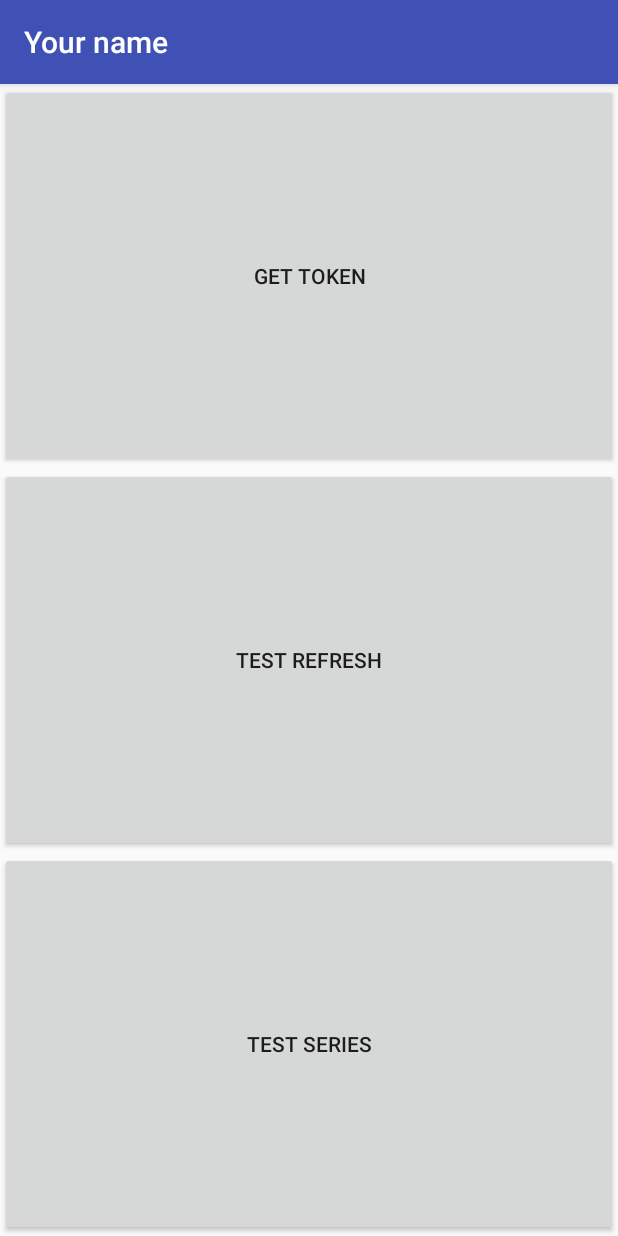
After one commit to Tinwork/YourName, an Android app: the NetworkActivity screen opened directly, with no data from a screen before it, on a phone screen of 412 x 824 dp. The commit adds this screen. Run offline under Robolectric (Android 15) with nearby library versions, the phone set to English and light mode, and no system bars.

Commit message:
Preparing the groundwork for the Network package
- Polishing Token request
- Pass test APIs method to a single Activity
- Fix authorization headers for GET request
- Add /search/series APIs as an Exemple for Object -> Array JSON response
- Preparing a retry mode in case of a AuthFailure

```diff
--- a/app/src/main/AndroidManifest.xml
+++ b/app/src/main/AndroidManifest.xml
@@ -18,7 +18,8 @@
                 <category android:name="android.intent.category.LAUNCHER" />
             </intent-filter>
         </activity>
-        <activity android:name=".FilmDetails.FilmDetails"></activity>
+        <activity android:name=".filmDetails.FilmDetails" />
+        <activity android:name=".networkTest.NetworkActivity"></activity>
     </application>
 
 </manifest>
--- a/app/src/main/java/com/yellowman/tinwork/yourname/FilmDetails/FilmDetails.java
+++ b/app/src/main/java/com/yellowman/tinwork/yourname/filmDetails/FilmDetails.java
@@ -1,4 +1,4 @@
-package com.yellowman.tinwork.yourname.FilmDetails;
+package com.yellowman.tinwork.yourname.filmDetails;
 
 import android.support.v7.app.AppCompatActivity;
 import android.os.Bundle;
--- a/app/src/main/java/com/yellowman/tinwork/yourname/model/Token.java
+++ b/app/src/main/java/com/yellowman/tinwork/yourname/model/Token.java
@@ -8,6 +8,7 @@ package com.yellowman.tinwork.yourname.model;
  */
 
 public class Token {
+
 
     private String token;
 
--- a/app/src/main/java/com/yellowman/tinwork/yourname/network/api/Routes.java
+++ b/app/src/main/java/com/yellowman/tinwork/yourname/network/api/Routes.java
@@ -13,6 +13,10 @@ package com.yellowman.tinwork.yourname.network.api;
 public class Routes {
     private static final String PREFIX = "https://api.thetvdb.com";
 
+    // User auth
     public static final String LOGIN = PREFIX+"/login";
     public static final String REFRESH_TOKEN = PREFIX+"/refresh_token";
+
+    // Series
+    public static final String SEARCH_SERIES = PREFIX+"/search/series";
 }
--- a/app/src/main/java/com/yellowman/tinwork/yourname/network/api/user/UserToken.java
+++ b/app/src/main/java/com/yellowman/tinwork/yourname/network/api/user/UserToken.java
@@ -15,6 +15,7 @@ import com.yellowman.tinwork.yourname.network.fetch.GsonGetManager;
 import com.yellowman.tinwork.yourname.network.fetch.GsonPostManager;
 import com.yellowman.tinwork.yourname.network.fetch.RequestQueueManager;
 import com.yellowman.tinwork.yourname.network.helper.VolleyErrorHelper;
+import com.yellowman.tinwork.yourname.utils.Utils;
 
 
 import java.util.HashMap;
@@ -72,9 +73,7 @@ public class UserToken {
      * @param token
      */
     public void refreshToken(String token, final GsonCallback callback) {
-        HashMap<String, String> headers = new HashMap<>();
-        headers.put("Content-type", "application/json");
-        headers.put("Authorisation", "Bearer "+token);
+        HashMap<String, String> headers = Utils.makeHeaders(null, token);;
 
         GsonGetManager<Token> req = new GsonGetManager<>(Routes.REFRESH_TOKEN, Token.class, headers, response -> {
             callback.onSuccess(response);
--- /dev/null
+++ b/app/src/main/java/com/yellowman/tinwork/yourname/networkTest/NetworkActivity.java
@@ -0,0 +1,92 @@
+package com.yellowman.tinwork.yourname.networkTest;
+
+import android.support.v7.app.AppCompatActivity;
+import android.os.Bundle;
+import android.util.Log;
+import android.widget.Button;
+
+import com.yellowman.tinwork.yourname.R;
+import com.yellowman.tinwork.yourname.model.Search;
+import com.yellowman.tinwork.yourname.model.Token;
+import com.yellowman.tinwork.yourname.network.Listeners.GsonCallback;
+import com.yellowman.tinwork.yourname.network.api.search.SeriesApi;
+import com.yellowman.tinwork.yourname.network.api.user.UserToken;
+import com.yellowman.tinwork.yourname.utils.Utils;
+
+import java.util.HashMap;
+
+public class NetworkActivity extends AppCompatActivity {
+
+    @Override
+    protected void onCreate(Bundle savedInstanceState) {
+        super.onCreate(savedInstanceState);
+        setContentView(R.layout.activity_network);
+        listenButton();
+    }
+
+    /**
+     * Test Fetch
+     */
+    protected void testFetch() {
+        UserToken fetch = new UserToken(this.getApplicationContext());
+
+        fetch.makeToken(new GsonCallback<Token>() {
+            @Override
+            public void onSuccess(Token response) {
+                // Save the token in the sharedPreference
+                Utils.saveSharedPreference(NetworkActivity.this, "yourname_token", response.getToken());
+                Log.d("Debug", "Token "+response.getToken());
+            }
+        });
+    }
+
+    /**
+     * Test Refresh Token API
+     */
+    protected void testRefreshTokenAPI() {
+        UserToken fetch = new UserToken(this.getApplicationContext());
+        // Get back the token saved from shared preference
+        String token = Utils.getSharedPreference(this, "yourname_token");
+
+        fetch.refreshToken(token, new GsonCallback<Token>() {
+            @Override
+            public void onSuccess(Token response) {
+                Log.d("Debug", response.getToken());
+            }
+        });
+    }
+
+    /**
+     * Test Get Series API
+     */
+    protected void testGetSeriesAPI() {
+        HashMap<String, String> payload = new HashMap<>();
+        payload.put("name", "your name");
+
+        SeriesApi search = new SeriesApi(this);
+        search.getSeries(payload, new GsonCallback<Search>() {
+            @Override
+            public void onSuccess(Search response) {
+                String serie = response.getData().get(0).getSeriesName();
+                Log.d("Debug", "Serie name for search API "+serie);
+            }
+        });
+    }
+
+
+    /**
+     * Listen Button
+     */
+    public void listenButton() {
+        // Get the buttons
+        Button refresh   = (Button) findViewById(R.id.refreshToken);
+        Button getToken  = (Button) findViewById(R.id.getToken);
+        Button getSeries = (Button) findViewById(R.id.getSeries);
+
+        // Add a listeners
+        refresh.setOnClickListener(event -> NetworkActivity.this.testRefreshTokenAPI());
+        getToken.setOnClickListener(event -> NetworkActivity.this.testFetch());
+        getSeries.setOnClickListener(event -> NetworkActivity.this.testGetSeriesAPI());
+    }
+
+}
--- a/app/src/main/java/com/yellowman/tinwork/yourname/utils/Utils.java
+++ b/app/src/main/java/com/yellowman/tinwork/yourname/utils/Utils.java
@@ -54,7 +54,7 @@ public class Utils {
         // Init a header with basic properties
         final HashMap<String, String> headers = new HashMap<>();
         headers.put("Content-type", "application/json");
-        headers.put("Authorisation", "Bearer "+token);
+        headers.put("Authorization", "Bearer "+token);
 
         // No extas return the basic URL
         if (extras == null)
--- /dev/null
+++ b/app/src/main/res/layout/activity_network.xml
@@ -0,0 +1,43 @@
+<?xml version="1.0" encoding="utf-8"?>
+<android.support.constraint.ConstraintLayout xmlns:android="http://schemas.android.com/apk/res/android"
+    xmlns:app="http://schemas.android.com/apk/res-auto"
+    xmlns:tools="http://schemas.android.com/tools"
+    android:layout_width="match_parent"
+    android:layout_height="match_parent"
+    tools:context="com.yellowman.tinwork.yourname.networkTest.NetworkActivity">
+
+
+    <LinearLayout
+        android:layout_width="match_parent"
+        android:layout_height="match_parent"
+        android:orientation="vertical">
+
+        <Button
+            android:id="@+id/getToken"
+            android:layout_width="match_parent"
+            android:layout_height="match_parent"
+            android:layout_weight="1"
+            android:text="Get token"
+            tools:layout_editor_absoluteX="8dp"
+            tools:layout_editor_absoluteY="8dp" />
+
+        <Button
+            android:id="@+id/refreshToken"
+            android:layout_width="match_parent"
+            android:layout_height="match_parent"
+            android:layout_weight="1"
+            android:text="Test refresh"
+            tools:layout_editor_absoluteX="8dp"
+            tools:layout_editor_absoluteY="8dp" />
+
+        <Button
+            android:id="@+id/getSeries"
+            android:layout_width="match_parent"
+            android:layout_height="match_parent"
+            android:layout_weight="1"
+            android:text="Test series"
+            tools:layout_editor_absoluteX="8dp"
+            tools:layout_editor_absoluteY="8dp" />
+
+    </LinearLayout>
+</android.support.constraint.ConstraintLayout>
```
Also changed, not shown: app/src/main/java/com/yellowman/tinwork/yourname/home/HomeActivity.java (+6 -21 lines), app/src/main/java/com/yellowman/tinwork/yourname/model/Search.java (added, +30 -0 lines), app/src/main/java/com/yellowman/tinwork/yourname/model/Series.java (+137 -0 lines), app/src/main/java/com/yellowman/tinwork/yourname/network/api/search/Series.java (deleted, +0 -12 lines), app/src/main/java/com/yellowman/tinwork/yourname/network/api/search/SeriesApi.java (added, +61 -0 lines), app/src/main/java/com/yellowman/tinwork/yourname/network/helper/VolleyErrorHelper.java (+6 -1 lines), app/src/main/java/com/yellowman/tinwork/yourname/network/helper/VolleyRetry.java (added, +46 -0 lines), app/src/main/res/layout/activity_film_details.xml (+18 -1 lines), app/src/main/res/layout/activity_home.xml (+17 -7 lines).
